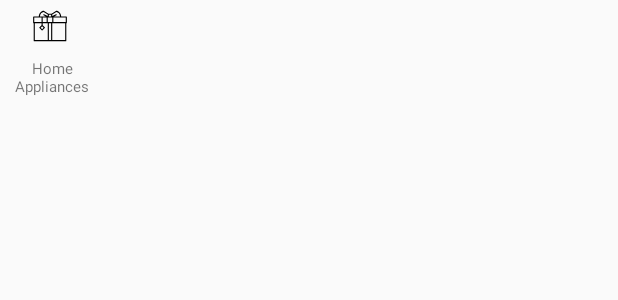
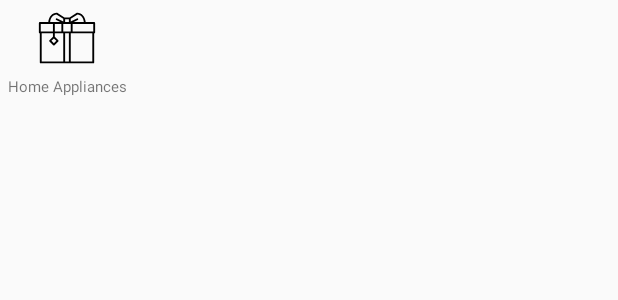
Before and after one commit to ak010cse/EcommerceDemo, an Android app: the layout category_item_layout.xml on its own in the app's theme, with its tools: preview values and no code run, on a phone screen of 412 x 824 dp. Shown: the top 300 px of the screen. Run offline under Robolectric (Android 15) with nearby library versions, the phone set to English and light mode, and no system bars.

Commit message:
Add fragments

```diff
--- a/app/src/main/java/com/example/ecommerce/adapter/CategoryAdapter.java
+++ b/app/src/main/java/com/example/ecommerce/adapter/CategoryAdapter.java
@@ -5,6 +5,7 @@ import android.view.LayoutInflater;
 import android.view.View;
 import android.view.ViewGroup;
 import android.widget.ImageView;
+import android.widget.LinearLayout;
 import android.widget.TextView;
 import android.widget.Toast;
 
@@ -58,13 +59,13 @@ public class CategoryAdapter extends RecyclerView.Adapter<CategoryAdapter.ViewHo
 
         private TextView categoryName;
         private ImageView categoryIcon;
-        ConstraintLayout constraintLayout;
+        LinearLayout constraintLayout;
 
         public ViewHolder(@NonNull View itemView) {
             super(itemView);
             categoryName = (TextView) itemView.findViewById(R.id.category_name);
             categoryIcon = (ImageView) itemView.findViewById(R.id.category_icon);
-            constraintLayout = (ConstraintLayout) itemView.findViewById(R.id.constraintsLayout);
+            constraintLayout = (LinearLayout) itemView.findViewById(R.id.constraintsLayout);
         }
     }
 }
--- a/app/src/main/res/layout/category_item_layout.xml
+++ b/app/src/main/res/layout/category_item_layout.xml
@@ -1,22 +1,18 @@
 <?xml version="1.0" encoding="utf-8"?>
-<androidx.constraintlayout.widget.ConstraintLayout xmlns:android="http://schemas.android.com/apk/res/android"
+<LinearLayout xmlns:android="http://schemas.android.com/apk/res/android"
     xmlns:app="http://schemas.android.com/apk/res-auto"
     xmlns:tools="http://schemas.android.com/tools"
-    android:layout_width="70dp"
-    android:layout_height="70dp"
+    android:layout_width="wrap_content"
+    android:layout_height="wrap_content"
     android:orientation="vertical"
     android:id="@+id/constraintsLayout"
     android:padding="5dp">
 
     <ImageView
         android:id="@+id/category_icon"
-        android:layout_width="wrap_content"
-        android:layout_height="0dp"
-        android:layout_marginTop="0dp"
-        app:layout_constraintEnd_toEndOf="parent"
-        app:layout_constraintHorizontal_bias="0.462"
-        app:layout_constraintStart_toStartOf="parent"
-        app:layout_constraintTop_toTopOf="parent"
+        android:layout_width="40dp"
+        android:layout_height="40dp"
+        android:layout_gravity="center"
         app:srcCompat="@drawable/ic_gift"
         tools:ignore="VectorDrawableCompat" />
 
@@ -24,7 +20,7 @@
         android:id="@+id/category_name"
         android:layout_width="wrap_content"
         android:layout_height="wrap_content"
-        android:layout_marginTop="0dp"
+        android:layout_marginTop="5dp"
         android:gravity="center"
         android:text="Home Appliances"
         android:textAlignment="center"
@@ -34,4 +30,4 @@
         app:layout_constraintHorizontal_bias="0.457"
         app:layout_constraintStart_toStartOf="parent"
         app:layout_constraintVertical_bias="0.022" />
-</androidx.constraintlayout.widget.ConstraintLayout>
+</LinearLayout>
--- a/app/src/main/res/layout/fragment_home.xml
+++ b/app/src/main/res/layout/fragment_home.xml
@@ -20,7 +20,7 @@
     <androidx.viewpager.widget.ViewPager
         android:id="@+id/banner_slide_view_pager"
         android:layout_width="match_parent"
-        android:layout_height="250dp"
+        android:layout_height="210dp"
         app:layout_constraintEnd_toEndOf="parent"
         app:layout_constraintStart_toStartOf="parent"
         android:paddingLeft="16dp"
```
Also changed, not shown: app/src/main/java/com/example/ecommerce/activity/MainActivity.java (+10 -0 lines), app/src/main/java/com/example/ecommerce/fragment/MyCartFragment.java (added, +29 -0 lines), app/src/main/java/com/example/ecommerce/fragment/OrderFragment.java (added, +29 -0 lines), app/src/main/java/com/example/ecommerce/fragment/RewardFragment.java (added, +29 -0 lines), app/src/main/res/layout/fragment_my_cart.xml (added, +14 -0 lines), app/src/main/res/layout/fragment_order.xml (added, +14 -0 lines), app/src/main/res/layout/fragment_reward.xml (added, +14 -0 lines).
